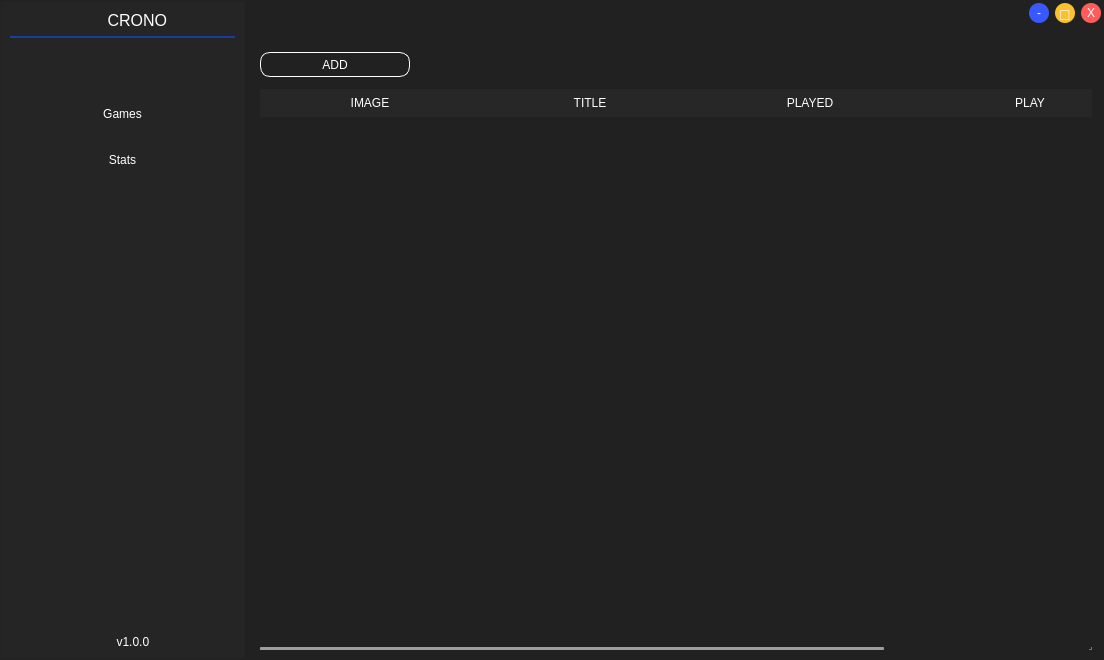
This is mainwindow.ui in illud/crono as Qt 5 draws it before an edit. The edited form follows.
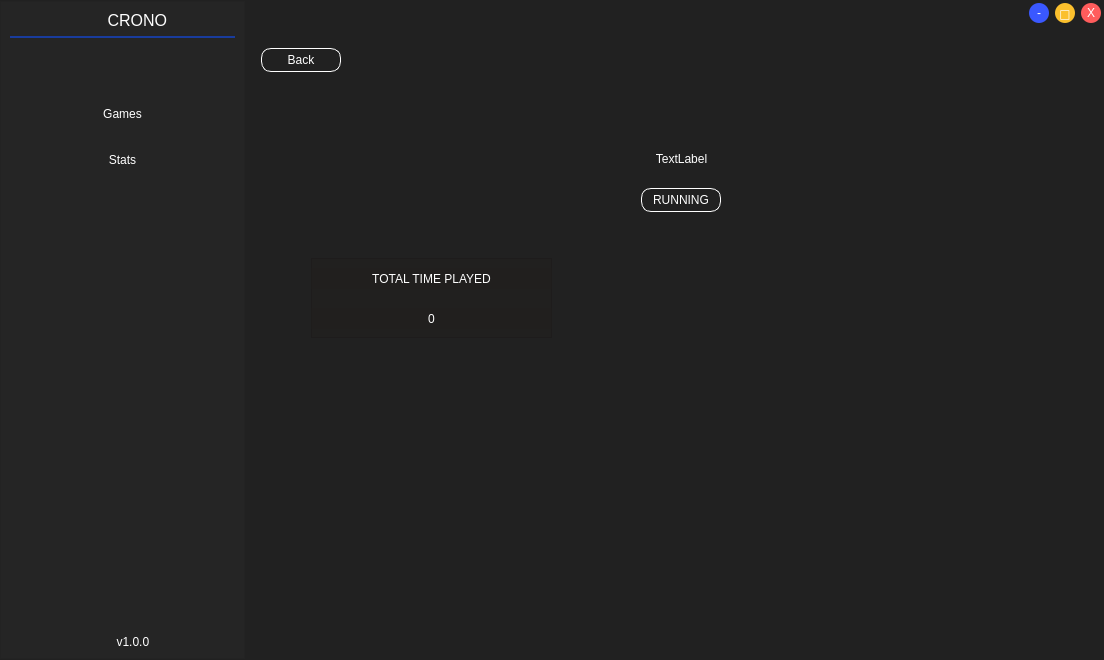
This is the edited form. The open tabs and pages were chosen to show the change. Custom widgets are drawn as their Qt base class.

Commit message: Row Cards Added row cards Added game details

The edit to the form file:
```diff
--- a/mainwindow.ui
+++ b/mainwindow.ui
@@ -147,7 +147,7 @@
 }
 
 QTableWidget::item:focus { border: none; }
-
+QTableWidget::item:hover { width: 24px; }
 /* VERTICAL SCROLLBAR */
  QScrollBar:vertical {
 	border: none;
@@ -288,6 +288,180 @@
           </layout>
          </widget>
         </widget>
+        <widget class="QWidget" name="page_3">
+         <widget class="QPushButton" name="btnBack">
+          <property name="geometry">
+           <rect>
+            <x>10</x>
+            <y>10</y>
+            <width>80</width>
+            <height>24</height>
+           </rect>
+          </property>
+          <property name="cursor">
+           <cursorShape>PointingHandCursor</cursorShape>
+          </property>
+          <property name="styleSheet">
+           <string notr="true">QPushButton { 
+	background-color: transparent;
+	font: 900 9pt &quot;Arial Black&quot;;
+	color: rgb(255, 255, 255);
+    border: 1px;
+	border-color: rgb(255, 255, 255);
+	border-style: outset;
+border-radius: 10px;
+}
+
+QPushButton:hover{ 
+    background-color: rgb(33, 78, 203);
+	font: 900 9pt &quot;Arial Black&quot;;
+	color: rgb(255, 255, 255);
+    border: 0px;
+}
+
+QPushButton::focus:pressed{ 
+	background-color: rgb(38, 72, 184);
+	font: 900 9pt &quot;Arial Black&quot;;
+	color: rgb(255, 255, 255);
+    border: 0px;
+}
+</string>
+          </property>
+          <property name="text">
+           <string>Back</string>
+          </property>
+         </widget>
+         <widget class="QLabel" name="gameNameText">
+          <property name="geometry">
+           <rect>
+            <x>310</x>
+            <y>110</y>
+            <width>241</width>
+            <height>21</height>
+           </rect>
+          </property>
+          <property name="styleSheet">
+           <string notr="true">color: rgb(255, 255, 255);
+font: 900 12pt &quot;Arial Black&quot;;</string>
+          </property>
+          <property name="text">
+           <string>TextLabel</string>
+          </property>
+          <property name="alignment">
+           <set>Qt::AlignCenter</set>
+          </property>
+          <property name="wordWrap">
+           <bool>false</bool>
+          </property>
+         </widget>
+         <widget class="QPushButton" name="btnPlay">
+          <property name="geometry">
+           <rect>
+            <x>390</x>
+            <y>150</y>
+            <width>80</width>
+            <height>24</height>
+           </rect>
+          </property>
+          <property name="cursor">
+           <cursorShape>PointingHandCursor</cursorShape>
+          </property>
+          <property name="styleSheet">
+           <string notr="true">QPushButton { 
+	background-color: transparent;
+	font: 900 9pt &quot;Arial Black&quot;;
+	color: rgb(255, 255, 255);
+    border: 1px;
+	border-color: rgb(255, 255, 255);
+	border-style: outset;
+border-radius: 10px;
+}
+
+QPushButton:hover{ 
+    background-color: rgb(33, 78, 203);
+	font: 900 9pt &quot;Arial Black&quot;;
+	color: rgb(255, 255, 255);
+    border: 0px;
+}
+
+QPushButton::focus:pressed{ 
+	background-color: rgb(38, 72, 184);
+	font: 900 9pt &quot;Arial Black&quot;;
+	color: rgb(255, 255, 255);
+    border: 0px;
+}
+</string>
+          </property>
+          <property name="text">
+           <string>RUNNING</string>
+          </property>
+         </widget>
+         <widget class="QFrame" name="frame_2">
+          <property name="geometry">
+           <rect>
+            <x>60</x>
+            <y>220</y>
+            <width>241</width>
+            <height>80</height>
+           </rect>
+          </property>
+          <property name="styleSheet">
+           <string notr="true">background-color: rgba(33, 31, 29, 100);</string>
+          </property>
+          <property name="frameShape">
+           <enum>QFrame::StyledPanel</enum>
+          </property>
+          <property name="frameShadow">
+           <enum>QFrame::Raised</enum>
+          </property>
+          <widget class="QLabel" name="gameNameText_2">
+           <property name="geometry">
+            <rect>
+             <x>0</x>
+             <y>10</y>
+             <width>241</width>
+             <height>21</height>
+            </rect>
+           </property>
+           <property name="styleSheet">
+            <string notr="true">color: rgb(255, 255, 255);
+font: 900 12pt &quot;Arial Black&quot;;</string>
+           </property>
+           <property name="text">
+            <string>TOTAL TIME PLAYED</string>
+           </property>
+           <property name="alignment">
+            <set>Qt::AlignCenter</set>
+           </property>
+           <property name="wordWrap">
+            <bool>false</bool>
+           </property>
+          </widget>
+          <widget class="QLabel" name="timePlayedText">
+           <property name="geometry">
+            <rect>
+             <x>0</x>
+             <y>50</y>
+             <width>241</width>
+             <height>21</height>
+            </rect>
+           </property>
+           <property name="styleSheet">
+            <string notr="true">color: rgb(255, 255, 255);
+font: 900 10pt &quot;Arial Black&quot;;</string>
+           </property>
+           <property name="text">
+            <string>0</string>
+           </property>
+           <property name="alignment">
+            <set>Qt::AlignCenter</set>
+           </property>
+           <property name="wordWrap">
+            <bool>false</bool>
+           </property>
+          </widget>
+         </widget>
+        </widget>
        </widget>
       </item>
      </layout>
```
The commit also changes 2 other files.
